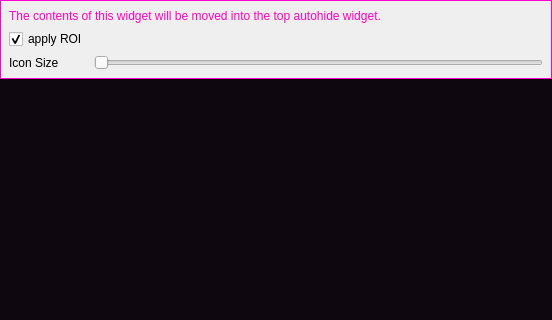
Old version of the form gui/docks/labeldock.ui in the repository gerbilvis/gerbil; both pictures show x 0 to 552 and y 0 to 320 of the 552 by 536 pixel window.
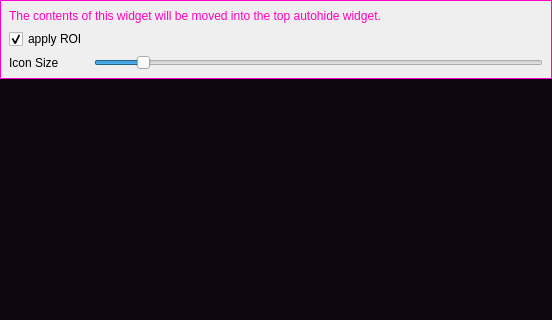
New version of the form. Icons and pictures are not drawn.

Commit message: tune size slider in labeldock

```diff
--- a/gui/docks/labeldock.ui
+++ b/gui/docks/labeldock.ui
@@ -502,16 +502,19 @@
          </sizepolicy>
         </property>
         <property name="minimum">
-         <number>32</number>
+         <number>16</number>
         </property>
         <property name="maximum">
-         <number>99</number>
+         <number>512</number>
         </property>
         <property name="singleStep">
          <number>2</number>
         </property>
         <property name="pageStep">
-         <number>16</number>
+         <number>32</number>
+        </property>
+        <property name="value">
+         <number>64</number>
         </property>
         <property name="orientation">
          <enum>Qt::Horizontal</enum>
```
Left out of the diff: 2 changed lines with no effect on the pictures. The commit also changes 1 other file.
